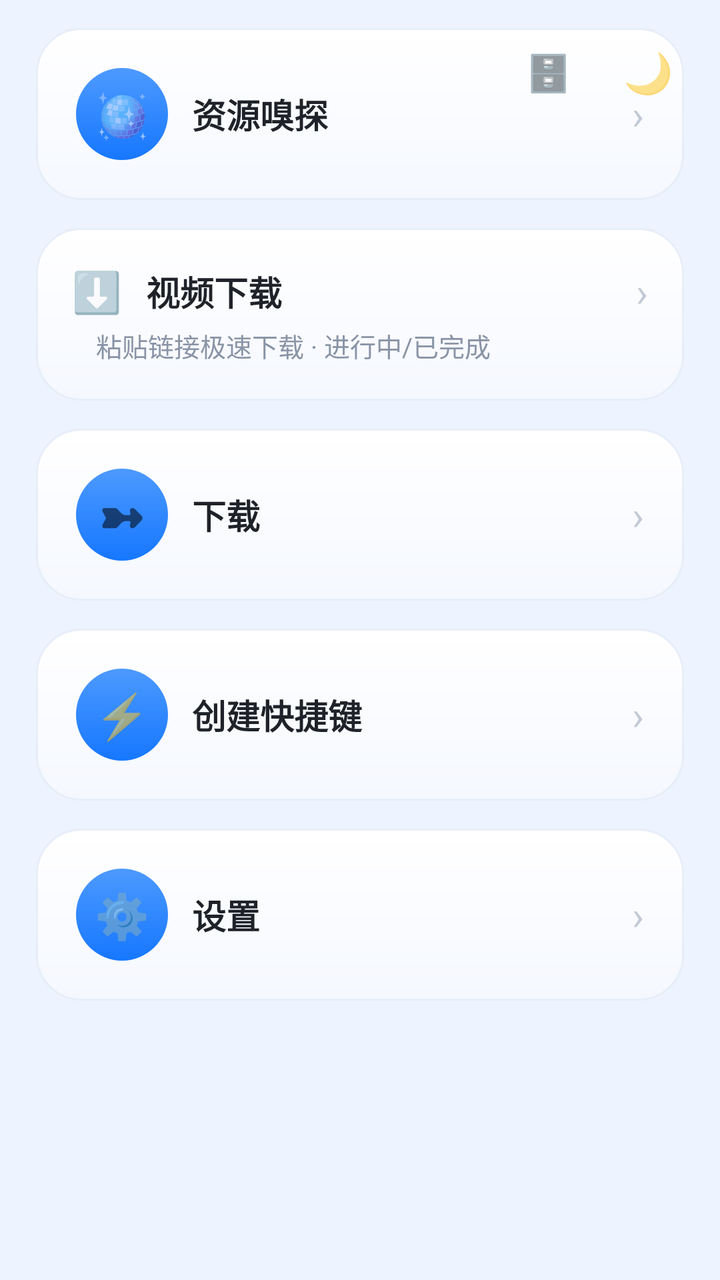
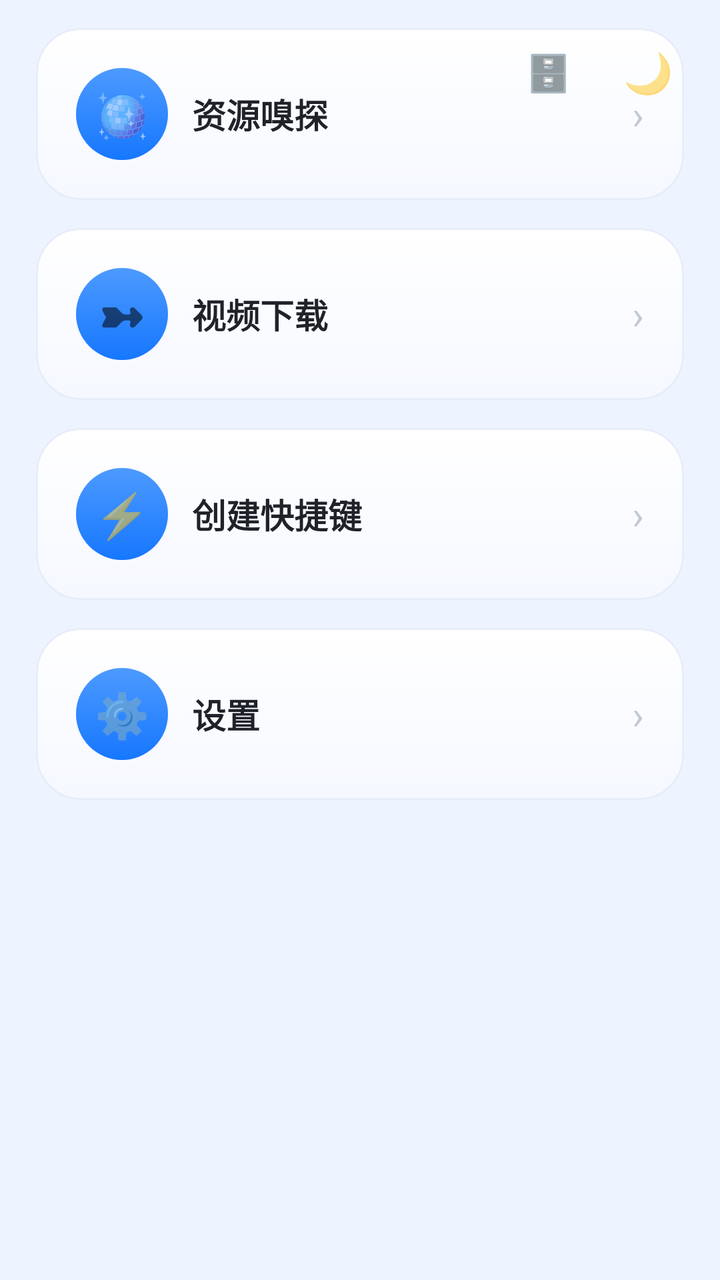

Compare the two renders of this Android layout. The source of the first and the diff that turns it into the second are given below.
<!-- AndroidManifest.xml: application theme AppTheme -->
<!-- res/layout/activity_toolbox.xml -->
<?xml version="1.0" encoding="utf-8"?>
<FrameLayout xmlns:android="http://schemas.android.com/apk/res/android"
    android:id="@+id/toolRoot"
    android:layout_width="match_parent" android:layout_height="match_parent">

    <TextView android:id="@+id/lanToggle"
        android:layout_width="44dp" android:layout_height="44dp"
        android:layout_gravity="top|right" android:layout_marginTop="14dp" android:layout_marginRight="64dp"
        android:gravity="center" android:elevation="6dp"
        android:text="🗄️" android:textSize="18sp"/>

    <TextView android:id="@+id/themeToggle"
        android:layout_width="44dp" android:layout_height="44dp"
        android:layout_gravity="top|right" android:layout_margin="14dp"
        android:gravity="center" android:elevation="6dp"
        android:text="🌙" android:textSize="20sp"/>

    <LinearLayout android:id="@+id/toolColumn"
        android:layout_width="match_parent" android:layout_height="match_parent"
        android:orientation="vertical"
        android:background="@color/bg">

        <ScrollView
            android:layout_width="match_parent" android:layout_height="match_parent"
            android:fillViewport="true" android:scrollbars="none">

            <LinearLayout
                android:layout_width="match_parent" android:layout_height="wrap_content"
                android:orientation="vertical"
                android:paddingLeft="18dp" android:paddingRight="18dp"
                android:paddingTop="14dp" android:paddingBottom="18dp">

                <LinearLayout android:tag="card" android:id="@+id/cardPlayer"
                    android:layout_width="match_parent" android:layout_height="wrap_content"
                    android:layout_marginTop="0dp"
                    android:background="@drawable/bg_card" android:orientation="vertical"
                    android:padding="20dp">

                    <LinearLayout
                        android:layout_width="match_parent" android:layout_height="wrap_content"
                        android:orientation="horizontal" android:gravity="center_vertical">
                        <TextView
                            android:layout_width="46dp" android:layout_height="46dp"
                            android:background="@drawable/bg_btn"
                            android:text="🪩" android:textSize="22sp" android:gravity="center"/>
                        <TextView
                            android:layout_width="0dp" android:layout_height="wrap_content"
                            android:layout_weight="1" android:layout_marginLeft="12dp"
                            android:text="资源嗅探" android:textSize="17sp"
                            android:textStyle="bold" android:tag="title" android:textColor="@color/textMain"/>
                        <TextView android:text="›" android:textSize="20sp"
                            android:textColor="#C3CAD6"
                            android:layout_width="wrap_content" android:layout_height="wrap_content"/>
                    </LinearLayout>
                </LinearLayout>

                <LinearLayout android:tag="card" android:id="@+id/cardVideoDl"
                    android:layout_width="match_parent" android:layout_height="wrap_content"
                    android:layout_marginTop="14dp"
                    android:background="@drawable/bg_card" android:orientation="vertical"
                    android:padding="18dp">
                    <LinearLayout android:layout_width="match_parent" android:layout_height="wrap_content"
                        android:orientation="horizontal" android:gravity="center_vertical">
                        <TextView android:layout_width="wrap_content" android:layout_height="wrap_content"
                            android:text="⬇️" android:textSize="20sp"/>
                        <TextView
                            android:layout_width="0dp" android:layout_height="wrap_content"
                            android:layout_weight="1" android:layout_marginLeft="12dp"
                            android:text="视频下载" android:textSize="17sp"
                            android:textStyle="bold" android:tag="title" android:textColor="@color/textMain"/>
                        <TextView android:text="›" android:textSize="20sp"
                            android:textColor="#C3CAD6"
                            android:layout_width="wrap_content" android:layout_height="wrap_content"/>
                    </LinearLayout>
                    <TextView
                        android:layout_width="wrap_content" android:layout_height="wrap_content"
                        android:layout_marginLeft="12dp" android:layout_marginTop="4dp"
                        android:text="粘贴链接极速下载 · 进行中/已完成" android:textSize="13sp"
                        android:tag="sub" android:textColor="@color/textSub"/>
                </LinearLayout>

                <LinearLayout android:tag="card" android:id="@+id/cardDownload"
                    android:layout_width="match_parent" android:layout_height="wrap_content"
                    android:layout_marginTop="14dp"
                    android:background="@drawable/bg_card" android:orientation="vertical"
                    android:padding="20dp">
                    <LinearLayout
                        android:layout_width="match_parent" android:layout_height="wrap_content"
                        android:orientation="horizontal" android:gravity="center_vertical">
                        <TextView
                            android:layout_width="46dp" android:layout_height="46dp"
                            android:background="@drawable/bg_btn"
                            android:text="➼" android:textSize="22sp" android:gravity="center"/>
                        <TextView
                            android:layout_width="0dp" android:layout_height="wrap_content"
                            android:layout_weight="1" android:layout_marginLeft="12dp"
                            android:text="下载" android:textSize="17sp"
                            android:textStyle="bold" android:tag="title" android:textColor="@color/textMain"/>
                        <TextView android:text="›" android:textSize="20sp"
                            android:textColor="#C3CAD6"
                            android:layout_width="wrap_content" android:layout_height="wrap_content"/>
                    </LinearLayout>
                </LinearLayout>
                <LinearLayout android:tag="card" android:id="@+id/cardShortcut"
                    android:layout_width="match_parent" android:layout_height="wrap_content"
                    android:layout_marginTop="14dp"
                    android:background="@drawable/bg_card" android:orientation="vertical"
                    android:padding="20dp">
                    <LinearLayout
                        android:layout_width="match_parent" android:layout_height="wrap_content"
                        android:orientation="horizontal" android:gravity="center_vertical">
                        <TextView
                            android:layout_width="46dp" android:layout_height="46dp"
                            android:background="@drawable/bg_btn" android:padding="8dp"
                            android:text="⚡" android:textSize="22sp" android:gravity="center"/>
                        <TextView
                            android:layout_width="0dp" android:layout_height="wrap_content"
                            android:layout_weight="1" android:layout_marginLeft="12dp"
                            android:text="创建快捷键" android:textSize="17sp"
                            android:textStyle="bold" android:tag="title" android:textColor="@color/textMain"/>
                        <TextView android:text="›" android:textSize="20sp"
                            android:textColor="#C3CAD6"
                            android:layout_width="wrap_content" android:layout_height="wrap_content"/>
                    </LinearLayout>
                </LinearLayout>



                <LinearLayout android:tag="card" android:id="@+id/cardAppSettings"
                    android:layout_width="match_parent" android:layout_height="wrap_content"
                    android:layout_marginTop="14dp"
                    android:background="@drawable/bg_card" android:orientation="vertical"
                    android:padding="20dp">
                    <LinearLayout
                        android:layout_width="match_parent" android:layout_height="wrap_content"
                        android:orientation="horizontal" android:gravity="center_vertical">
                        <TextView
                            android:layout_width="46dp" android:layout_height="46dp"
                            android:background="@drawable/bg_btn" android:padding="8dp"
                            android:text="⚙️" android:textSize="22sp" android:gravity="center"/>
                        <TextView
                            android:layout_width="0dp" android:layout_height="wrap_content"
                            android:layout_weight="1" android:layout_marginLeft="12dp"
                            android:text="设置" android:textSize="17sp"
                            android:textStyle="bold" android:tag="title" android:textColor="@color/textMain"/>
                        <TextView android:text="›" android:textSize="20sp"
                            android:textColor="#C3CAD6"
                            android:layout_width="wrap_content" android:layout_height="wrap_content"/>
                    </LinearLayout>
                </LinearLayout>
            </LinearLayout>
        </ScrollView>
    </LinearLayout>
</FrameLayout>
<!-- resources referenced by this layout -->
<resources>
  <color name="bg">#EEF4FF</color>
  <color name="textMain">#1F2329</color>
  <color name="textSub">#8A94A6</color>
  <!-- drawable bg_btn (drawable) -->
  <?xml version="1.0" encoding="utf-8"?>
  <ripple xmlns:android="http://schemas.android.com/apk/res/android">
      <item>
          <shape>
              <gradient android:startColor="#4D9AFF" android:endColor="#1677FF" android:angle="270"/>
              <corners android:radius="26dp"/>
          </shape>
      </item>
  </ripple>
  <!-- drawable bg_card (drawable) -->
  <?xml version="1.0" encoding="utf-8"?>
  <ripple xmlns:android="http://schemas.android.com/apk/res/android"
      android:color="#22315CDE">
      <item>
          <shape>
              <gradient android:angle="270" android:startColor="#FFFFFF" android:endColor="#F5F8FF"/>
              <corners android:radius="22dp"/>
              <stroke android:width="1dp" android:color="#E8EEF8"/>
          </shape>
      </item>
  </ripple>
  <style name="AppTheme" parent="Theme.MaterialComponents.DayNight.NoActionBar">
          <item name="android:windowFullscreen">true</item>
          <item name="android:windowNoTitle">true</item>
          <item name="android:windowTranslucentNavigation">true</item>
          <item name="android:windowBackground">@color/bg</item>
          <item name="android:colorAccent">@color/blue2</item>
          <item name="colorPrimary">@color/blue2</item>
          <item name="colorSecondary">@color/blue2</item>
          <item name="android:colorControlHighlight">#22315CDE</item>
      </style>
  <color name="blue2">#1677FF</color>
</resources>

<!-- the commit's change to res/layout/activity_toolbox.xml (unified diff, before → after) -->
@@ -54,31 +54,6 @@
                     </LinearLayout>
                 </LinearLayout>
 
-                <LinearLayout android:tag="card" android:id="@+id/cardVideoDl"
-                    android:layout_width="match_parent" android:layout_height="wrap_content"
-                    android:layout_marginTop="14dp"
-                    android:background="@drawable/bg_card" android:orientation="vertical"
-                    android:padding="18dp">
-                    <LinearLayout android:layout_width="match_parent" android:layout_height="wrap_content"
-                        android:orientation="horizontal" android:gravity="center_vertical">
-                        <TextView android:layout_width="wrap_content" android:layout_height="wrap_content"
-                            android:text="⬇️" android:textSize="20sp"/>
-                        <TextView
-                            android:layout_width="0dp" android:layout_height="wrap_content"
-                            android:layout_weight="1" android:layout_marginLeft="12dp"
-                            android:text="视频下载" android:textSize="17sp"
-                            android:textStyle="bold" android:tag="title" android:textColor="@color/textMain"/>
-                        <TextView android:text="›" android:textSize="20sp"
-                            android:textColor="#C3CAD6"
-                            android:layout_width="wrap_content" android:layout_height="wrap_content"/>
-                    </LinearLayout>
-                    <TextView
-                        android:layout_width="wrap_content" android:layout_height="wrap_content"
-                        android:layout_marginLeft="12dp" android:layout_marginTop="4dp"
-                        android:text="粘贴链接极速下载 · 进行中/已完成" android:textSize="13sp"
-                        android:tag="sub" android:textColor="@color/textSub"/>
-                </LinearLayout>
-
                 <LinearLayout android:tag="card" android:id="@+id/cardDownload"
                     android:layout_width="match_parent" android:layout_height="wrap_content"
                     android:layout_marginTop="14dp"
@@ -94,7 +69,7 @@
                         <TextView
                             android:layout_width="0dp" android:layout_height="wrap_content"
                             android:layout_weight="1" android:layout_marginLeft="12dp"
-                            android:text="下载" android:textSize="17sp"
+                            android:text="视频下载" android:textSize="17sp"
                             android:textStyle="bold" android:tag="title" android:textColor="@color/textMain"/>
                         <TextView android:text="›" android:textSize="20sp"
                             android:textColor="#C3CAD6"
<!-- resource entries referenced after the edit -->
@@ -2,7 +2,6 @@
 <resources>
   <color name="bg">#EEF4FF</color>
   <color name="textMain">#1F2329</color>
-  <color name="textSub">#8A94A6</color>
   <!-- drawable bg_btn (drawable) -->
   <?xml version="1.0" encoding="utf-8"?>
   <ripple xmlns:android="http://schemas.android.com/apk/res/android">
